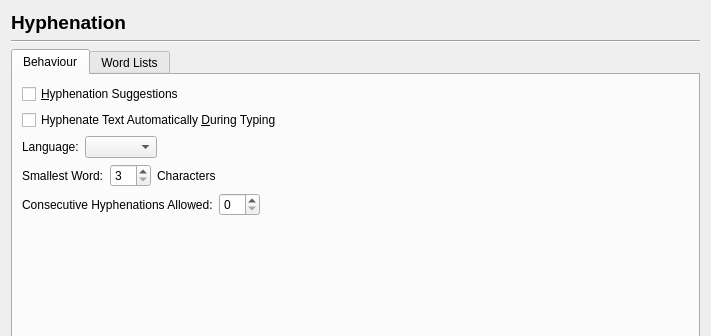
scribusproject/scribus, file scribus/ui/prefs_hyphenatorbase.ui: the form before one commit; both pictures show x 0 to 711 and y 0 to 336 of the 711 by 550 pixel window.
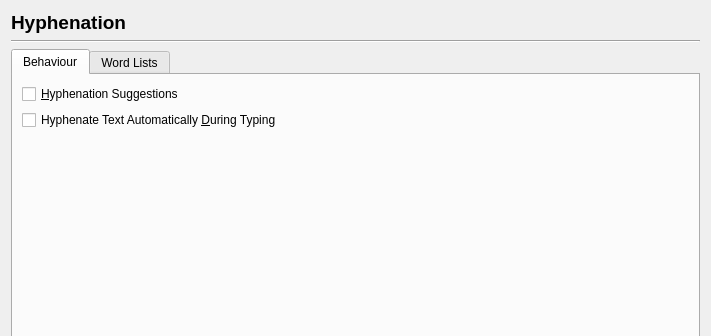
The form after the commit.

Commit message: merge HOST-Oman complex text layout branch: add support for right-to-left scripts, bi-directional text, indic languages and opentype features

```diff
--- a/scribus/ui/prefs_hyphenatorbase.ui
+++ b/scribus/ui/prefs_hyphenatorbase.ui
@@ -65,128 +65,6 @@
          </property>
         </widget>
        </item>
-       <item>
-        <layout class="QHBoxLayout" name="horizontalLayout">
-         <item>
-          <widget class="QLabel" name="label_2">
-           <property name="text">
-            <string>Language:</string>
-           </property>
-           <property name="buddy">
-            <cstring>hyphLanguageComboBox</cstring>
-           </property>
-          </widget>
-         </item>
-         <item>
-          <widget class="QComboBox" name="hyphLanguageComboBox">
-           <property name="sizePolicy">
-            <sizepolicy hsizetype="Preferred" vsizetype="Fixed">
-             <horstretch>0</horstretch>
-             <verstretch>0</verstretch>
-            </sizepolicy>
-           </property>
-          </widget>
-         </item>
-         <item>
-          <spacer name="horizontalSpacer">
-           <property name="orientation">
-            <enum>Qt::Horizontal</enum>
-           </property>
-           <property name="sizeHint" stdset="0">
-            <size>
-             <width>40</width>
-             <height>20</height>
-            </size>
-           </property>
-          </spacer>
-         </item>
-        </layout>
-       </item>
-       <item>
-        <layout class="QHBoxLayout" name="horizontalLayout_4">
-         <item>
-          <widget class="QLabel" name="smallestWordLabel">
-           <property name="text">
-            <string>Smallest Word:</string>
-           </property>
-           <property name="buddy">
-            <cstring>smallestWordSpinBox</cstring>
-           </property>
-          </widget>
-         </item>
-         <item>
-          <widget class="QSpinBox" name="smallestWordSpinBox">
-           <property name="toolTip">
-            <string>Length of the smallest word to be hyphenated</string>
-           </property>
-           <property name="suffix">
-            <string/>
-           </property>
-           <property name="minimum">
-            <number>3</number>
-           </property>
-          </widget>
-         </item>
-         <item>
-          <widget class="QLabel" name="label_3">
-           <property name="text">
-            <string>Characters</string>
-           </property>
-          </widget>
-         </item>
-         <item>
-          <spacer name="horizontalSpacer_3">
-           <property name="orientation">
-            <enum>Qt::Horizontal</enum>
-           </property>
-           <property name="sizeHint" stdset="0">
-            <size>
-             <width>40</width>
-             <height>20</height>
-            </size>
-           </property>
-          </spacer>
-         </item>
-        </layout>
-       </item>
-       <item>
-        <layout class="QHBoxLayout" name="horizontalLayout_3">
-         <item>
-          <widget class="QLabel" name="label_4">
-           <property name="text">
-            <string>Consecutive Hyphenations Allowed:</string>
-           </property>
-           <property name="wordWrap">
-            <bool>false</bool>
-           </property>
-           <property name="buddy">
-            <cstring>maxConsecutiveCountSpinBox</cstring>
-           </property>
-          </widget>
-         </item>
-         <item>
-          <widget class="QSpinBox" name="maxConsecutiveCountSpinBox">
-           <property name="toolTip">
-            <string>Maximum number of Hyphenations following each other.
-A value of 0 means unlimited hyphenations.</string>
-           </property>
-          </widget>
-         </item>
-         <item>
-          <spacer name="horizontalSpacer_4">
-           <property name="orientation">
-            <enum>Qt::Horizontal</enum>
-           </property>
-           <property name="sizeHint" stdset="0">
-            <size>
-             <width>40</width>
-             <height>20</height>
-            </size>
-           </property>
-          </spacer>
-         </item>
-        </layout>
-       </item>
        <item>
         <spacer name="verticalSpacer_2">
          <property name="orientation">
```
The commit also changes 220 other files.
